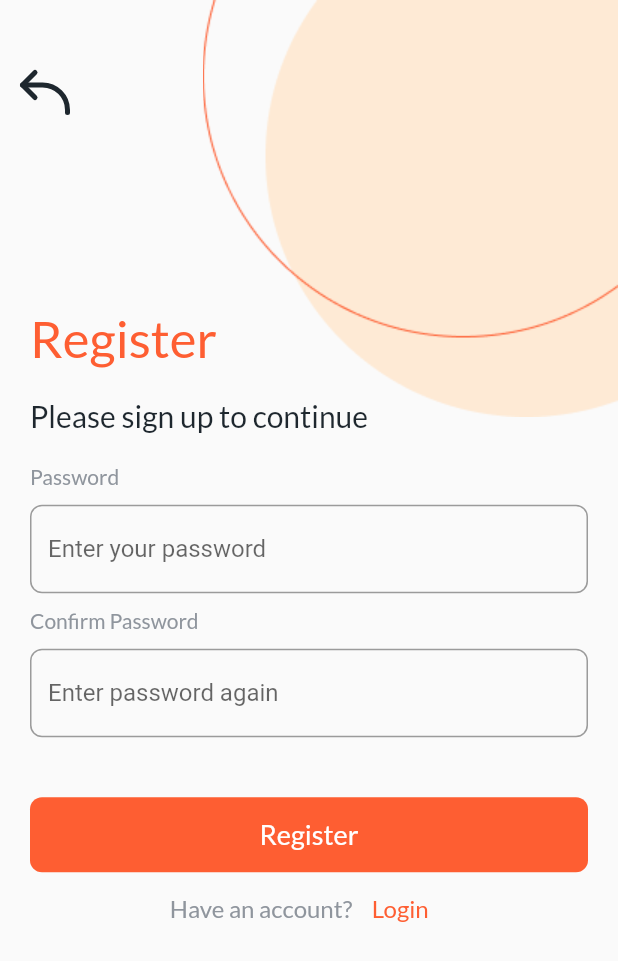
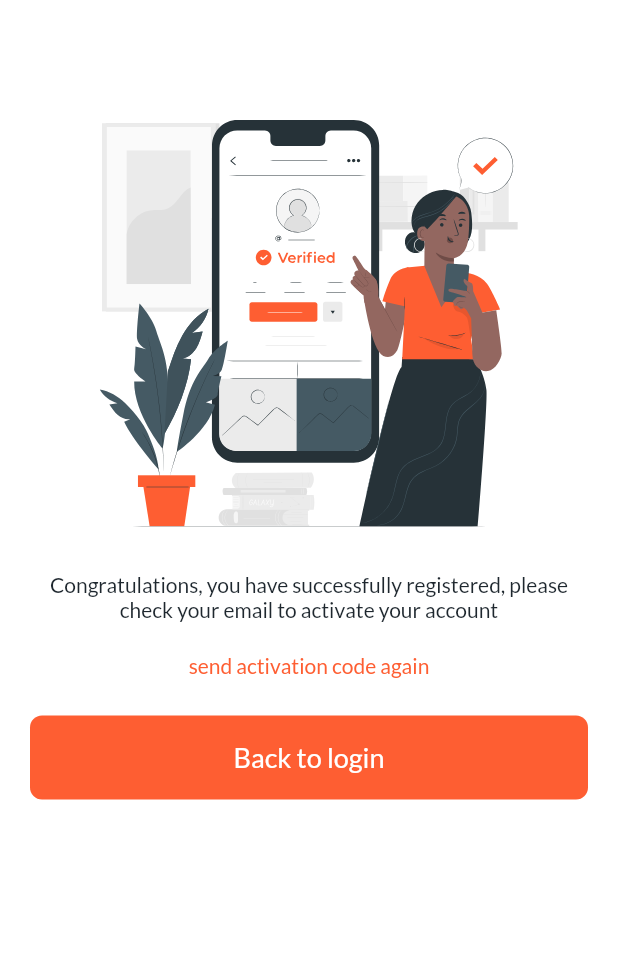
Before and after one commit to dafaraisya/bpbd_jatim, a Flutter app: the SignUp screen opened directly, after a tap on "Next", after a tap on "Register", on a phone screen of 412 x 824 dp. Shown: the top 961 px of the screen. Run offline on Flutter 3.47's test engine with Material 2 defaults, Android fonts, the phone set to English and light mode, and no system bars; our stand-ins replace flutter_slidable, flutter_svg, flutter_switch, google_fonts, google_maps_flutter, sliding_up_panel; network calls fail; project files that could hold a hidden picture were left out.

Commit message:
add sign up verified screen

```diff
--- a/lib/screens/sign_in.dart
+++ b/lib/screens/sign_in.dart
@@ -1,6 +1,5 @@
 import 'package:bpbd_jatim/components/button.dart';
 import 'package:bpbd_jatim/screens/dashboard.dart';
-import 'package:bpbd_jatim/screens/home.dart';
 import 'package:bpbd_jatim/screens/sign_up.dart';
 import 'package:flutter/material.dart';
 
--- a/lib/screens/sign_up.dart
+++ b/lib/screens/sign_up.dart
@@ -1,5 +1,6 @@
 import 'package:bpbd_jatim/components/button.dart';
 import 'package:bpbd_jatim/screens/sign_in.dart';
+import 'package:bpbd_jatim/screens/sign_up_verified.dart';
 import 'package:flutter/material.dart';
 import 'package:flutter_svg/flutter_svg.dart';
 
@@ -185,9 +186,7 @@ class _SignUpState extends State<SignUp> {
           padding: const EdgeInsets.fromLTRB(10, 0, 10, 0),
           child: Button(
             press: () => {
-              setState(() {
-                formBody = secondForm();
-              })
+              Navigator.push(context, MaterialPageRoute(builder: (_) => const SignUpVerified()))
             },
             text: 'Register',
           )
--- /dev/null
+++ b/lib/screens/sign_up_verified.dart
@@ -0,0 +1,40 @@
+import 'package:bpbd_jatim/components/button.dart';
+import 'package:bpbd_jatim/screens/sign_in.dart';
+import 'package:flutter/material.dart';
+import 'package:flutter_svg/flutter_svg.dart';
+
+class SignUpVerified extends StatelessWidget {
+  const SignUpVerified({ Key? key }) : super(key: key);
+
+  @override
+  Widget build(BuildContext context) {
+    return Scaffold(
+      body: Container(
+        color: Colors.white,
+        height: MediaQuery.of(context).size.height,
+        width: MediaQuery.of(context).size.width,
+        child: Padding(
+          padding: const EdgeInsets.fromLTRB(20,80,20,0),
+          child: Column(
+            children: [
+              SvgPicture.asset("assets/images/sign_up_verified.svg"),
+              const SizedBox(height: 30,),
+              const Text("Congratulations, you have successfully registered, please check your email to activate your account", textAlign: TextAlign.center,),
+              const SizedBox(height: 20,),
+              Text("send activation code again", style: TextStyle(
+                color: Theme.of(context).colorScheme.primary
+              )),
+              const SizedBox(height: 25,),
+              Button(
+                press: () => {
+                  Navigator.push(context, MaterialPageRoute(builder: (_) => const SignIn()))
+                },
+                text: "Back to login",
+              )
+            ],
+          ),
+        ),
+      ),
+    );
+  }
+}
--- a/lib/screens/user/donation/checkout.dart
+++ b/lib/screens/user/donation/checkout.dart
@@ -36,7 +36,7 @@ class _CheckoutState extends State<Checkout> {
                 ],
               ),
               Container(
-                margin: EdgeInsets.symmetric(vertical: 64.0),
+                margin: const EdgeInsets.symmetric(vertical: 64.0),
                 child: Row(
                   mainAxisAlignment: MainAxisAlignment.spaceBetween,
                   children: [
```
Also changed, not shown: lib/screens/admin/resource_data.dart (+6 -1 lines), lib/screens/dashboard.dart (+6 -6 lines), assets/icons/profile_orange.svg, assets/icons/profile_white.svg, assets/images/sign_up_verified.svg (added).
